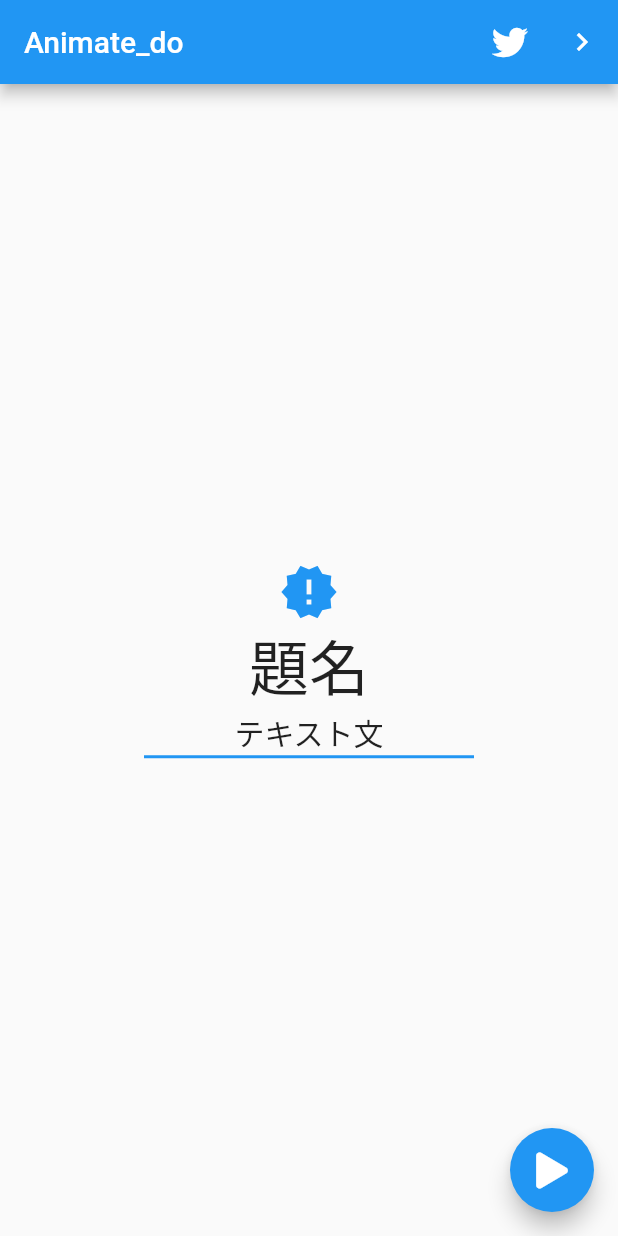
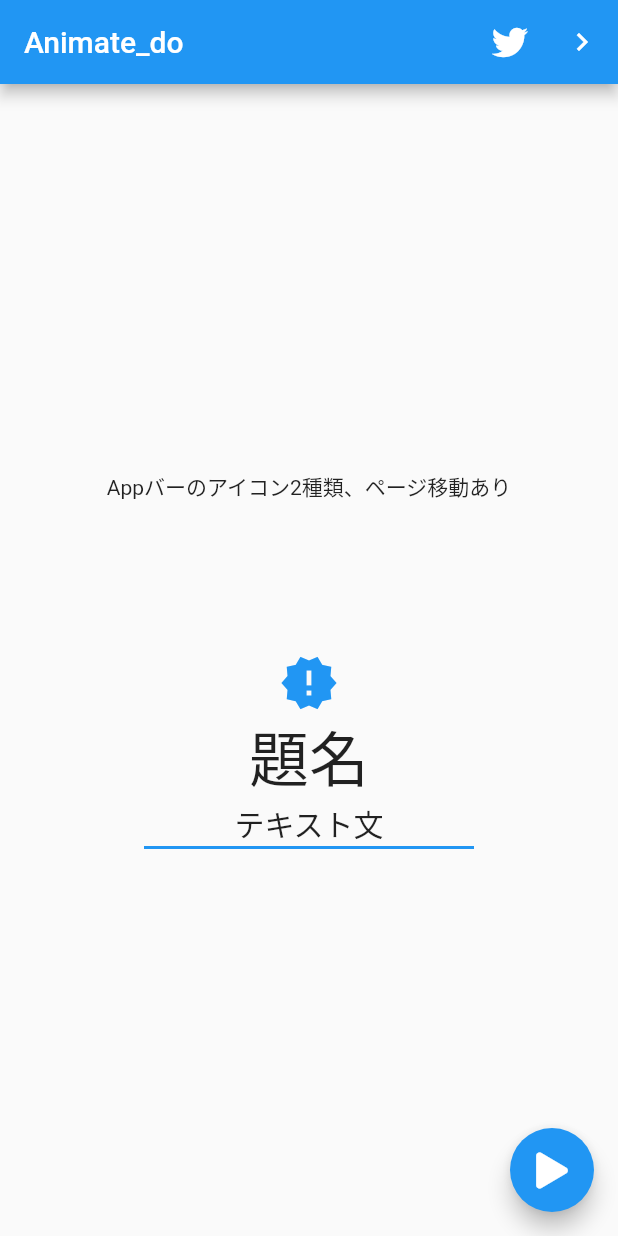
Before and after one commit to Tatsuya4610/ui_flutter, a Flutter app: the screen it shows after launch, on a phone screen of 412 x 824 dp. Run offline on Flutter 3.47's test engine with Material 2 defaults, Android fonts, the phone set to English and light mode, and no system bars; our stand-ins replace animate_do, flutter_svg, font_awesome_flutter.

Commit message:
8th commit

```diff
--- a/lib/screen/animate_page_screen.dart
+++ b/lib/screen/animate_page_screen.dart
@@ -49,6 +49,8 @@ class AnimatePageScreen extends StatelessWidget {
         child: Column(
           mainAxisAlignment: MainAxisAlignment.center,
           children: <Widget>[
+            Text('Appバーのアイコン2種類、ページ移動あり'),
+            SizedBox(height: 100,),
             ElasticIn(
               //弾むアニメーション
               child: Icon(
```
